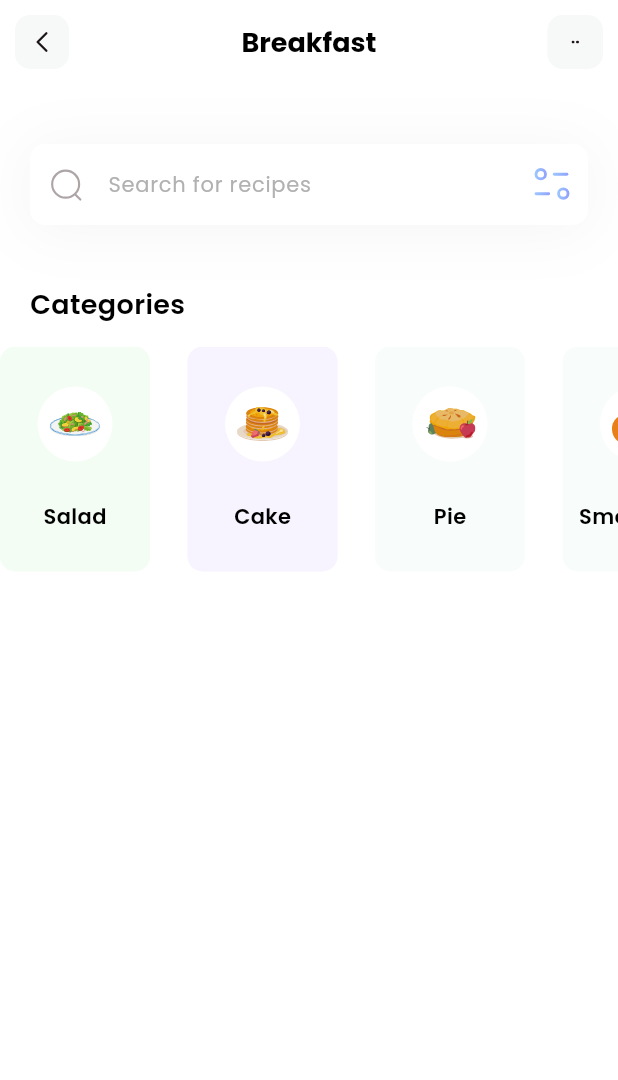
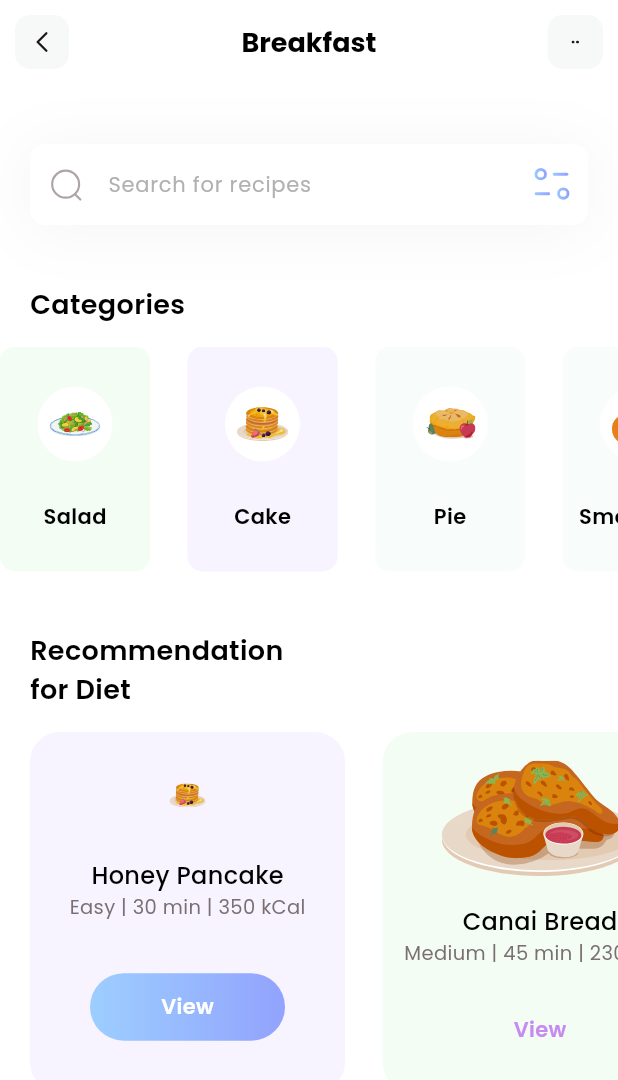
Before and after one commit to nuocmam75009/flutter1, a Flutter app: the screen it shows after launch, on a phone screen of 412 x 824 dp. Shown: the top 1080 px of the screen. Run offline on Flutter 3.47's test engine with Material 3 defaults, Android fonts, the phone set to English and light mode, and no system bars; our stand-ins replace flutter_svg.

Commit message:
add DietSection, still needs some work

```diff
--- /dev/null
+++ b/lib/models/diet_models.dart
@@ -0,0 +1,51 @@
+import 'package:flutter/material.dart';
+
+class DietModel {
+  String name;
+  String iconPath;
+  String level;
+  String duration;
+  String calorie;
+  Color boxColor;
+  bool viewIsSelected;
+
+  DietModel({
+    required this.name,
+    required this.iconPath,
+    required this.level,
+    required this.duration,
+    required this.calorie,
+    required this.viewIsSelected,
+    required this.boxColor,
+  });
+
+  static List<DietModel> getDiets() {
+    List<DietModel> diets = [];
+
+    diets.add(
+      DietModel(
+        name: 'Honey Pancake',
+        iconPath: 'assets/icons/pancakes.svg',
+        level: 'Easy',
+        duration: '30 min',
+        calorie: '350 kCal',
+        boxColor: Color(0xFFE4D7FF),
+        viewIsSelected: true,
+      ),
+    );
+
+    diets.add(
+      DietModel(
+        name: 'Canai Bread',
+        iconPath: 'assets/icons/canai-bread.svg',
+        level: 'Medium',
+        duration: '45 min',
+        calorie: '230 kCal',
+        boxColor: Color(0xFFD7FADA),
+        viewIsSelected: false,
+      ),
+    );
+
+    return diets;
+  }
+}
--- a/lib/pages/home.dart
+++ b/lib/pages/home.dart
@@ -2,6 +2,7 @@ import 'package:flutter/foundation.dart';
 import 'package:flutter/material.dart';
 import 'package:flutter_svg/flutter_svg.dart';
 import 'package:flutter1/models/cat_models.dart';
+import 'package:flutter1/models/diet_models.dart';
 
 class HomePage extends StatefulWidget {
   const HomePage({super.key});
@@ -12,19 +13,21 @@ class HomePage extends StatefulWidget {
 
 class _HomePageState extends State<HomePage> {
   List<Category_Model> categories = [];
+  List<DietModel> diets = [];
 
-  void _getCategories() {
+  void _getInitialInfo() { // Method combining the get categories & diets
     categories = Category_Model.getCategories();
+    diets = DietModel.getDiets();
   }
 
   @override
   void initState() {
-    _getCategories();
+    _getInitialInfo();
   }
 
   @override
   Widget build(BuildContext context) {
-    _getCategories();
+    _getInitialInfo();
     return Scaffold(
       appBar: appBar(),
       backgroundColor: Colors.white,
@@ -34,9 +37,101 @@ class _HomePageState extends State<HomePage> {
           searchBar(),
           SizedBox(height: 40),
           _categoriesSection(),
+          SizedBox(height: 40),
+          _dietSection(),
         ],
       ),
     );
+  }
+
+  Column _dietSection() {
+    return Column(
+          crossAxisAlignment: CrossAxisAlignment.start,
+          children: [
+            const Padding(
+              padding: EdgeInsets.only(left:20),
+              child: Text(
+                'Recommendation\nfor Diet',
+                  style: TextStyle(
+                  color: Colors.black,
+                  fontSize: 18,
+                  fontWeight: FontWeight.w600
+                ),
+              ),
+            ),
+            const SizedBox(height: 15,),
+            Container(
+              height: 240,
+              child: ListView.separated(
+                itemBuilder: (context, index) {
+                  return Container(
+                    width: 210,
+                    decoration: BoxDecoration(
+                      color: diets[index].boxColor.withOpacity(0.3),
+                      borderRadius: BorderRadius.circular(20)
+                    ),
+                    child: Column(
+                      mainAxisAlignment: MainAxisAlignment.spaceEvenly,
+                      children: [
+                        SvgPicture.asset(diets[index].iconPath),
+                        Column(
+                          children: [
+                            Text(
+                              diets[index].name,
+                              style: const TextStyle(
+                                fontWeight: FontWeight.w500,
+                                color: Colors.black,
+                                fontSize: 16
+                              ),
+                            ),
+                            Text(
+                              diets[index].level + ' | ' + diets[index].duration + ' | ' + diets[index].calorie,
+                              style: const TextStyle(
+                                color: Color(0xff7B6F72),
+                                fontSize: 13,
+                                fontWeight: FontWeight.w400
+                              ),
+                            ),
+                          ],
+                        ),
+                        Container(
+                          height: 45,
+                          width: 130,
+                          child: Center(
+                            child: Text(
+                              'View',
+                              style: TextStyle(
+                                color: diets[index].viewIsSelected ? Colors.white : const Color(0xffC58BF2),
+                                fontWeight: FontWeight.w600,
+                                fontSize: 14
+                              ),
+                            ),
+                          ),
+                          decoration: BoxDecoration(
+                            gradient: LinearGradient(
+                              colors: [
+                                diets[index].viewIsSelected ? const Color(0xff9DCEFF) : Colors.transparent,
+                                diets[index].viewIsSelected ? const Color(0xff92A3FD) : Colors.transparent
+                              ]
+                            ),
+                            borderRadius: BorderRadius.circular(50)
+                          ),
+                        )
+                      ],
+                    ),
+                  );
+                },
+                separatorBuilder: (context, index) => const SizedBox(width: 25,),
+                itemCount: diets.length,
+                scrollDirection: Axis.horizontal,
+                padding: const EdgeInsets.only(
+                left: 20,
+                right: 20
+              ),
+              ),
+            )
+          ],
+        );
   }
 
   Column _categoriesSection() {
```
